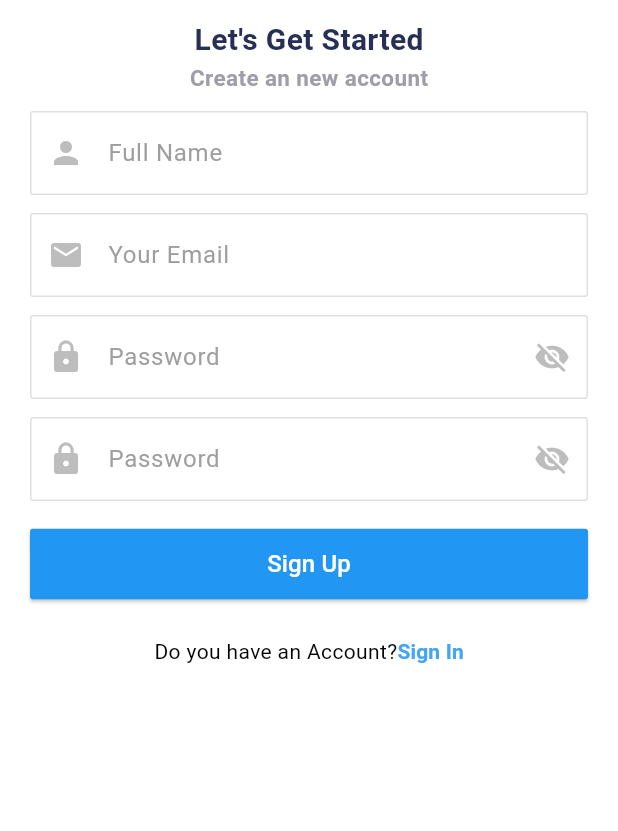
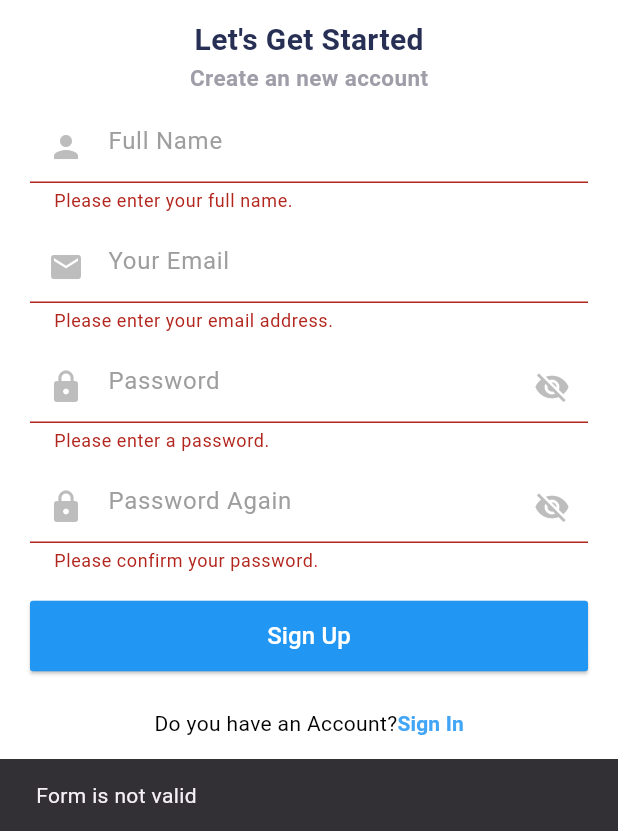
Before and after one commit to MahmoudKatr/e_commerce_app, a Flutter app: the SignUp screen opened directly, after a tap on "Sign Up", on a phone screen of 412 x 824 dp, the part 405-1236 px from its top. Run offline on Flutter 3.47's test engine with Material 3 defaults, Android fonts, the phone set to English and light mode, and no system bars; our stand-ins replace bloc, dio, flutter_bloc.

Commit message:
Adding Logic Register Screen ✅

```diff
--- /dev/null
+++ b/lib/constant/constant.dart
@@ -0,0 +1,5 @@
+class ApiConstants {
+  static var basUrl = "https://student.valuxapps.com/api";
+  static var login = "$basUrl/login";
+  static var register = "$basUrl/register";
+}
--- /dev/null
+++ b/lib/cubit/register_cubit/register_cubit.dart
@@ -0,0 +1,37 @@
+import 'package:bloc/bloc.dart';
+import 'package:dio/dio.dart';
+import 'package:ecommerce_app/constant/constant.dart';
+import 'package:ecommerce_app/model/api_register.dart';
+import 'package:flutter_bloc/flutter_bloc.dart';
+import 'package:meta/meta.dart';
+
+part 'register_state.dart';
+
+class RegisterCubit extends Cubit<RegisterCubitState> {
+  RegisterCubit() : super(RegisterCubitInitial());
+  static RegisterCubit get(context) => BlocProvider.of(context);
+  void userRegister(
+      {required String name,
+      String? phone,
+      required String email,
+      required String password}) async {
+    emit(SignUpLoading());
+    try {
+      var response = await Dio().post(
+        ApiConstants.register,
+        data: {
+          'name': name,
+          'phone': '01117871340',
+          'email': email,
+          'password': password,
+          "image":
+              "https://img.freepik.com/free-vector/isolated-young-handsome-man-different-poses-white-background-illustration_632498-859.jpg?t=st=1738695804~exp=1738699404~hmac=907da3722d5a50129709e327874a9e25e784f10b19c6f544ba059af56bca6118&w=1060",
+        },
+      );
+      UserModel userModel = UserModel.fromJson(response.data);
+      emit(SignUpSuccessful(userModel));
+    } catch (e) {
+      SignUpFailure(e.toString());
+    }
+  }
+}
--- /dev/null
+++ b/lib/cubit/register_cubit/register_state.dart
@@ -0,0 +1,18 @@
+part of 'register_cubit.dart';
+
+@immutable
+sealed class RegisterCubitState {}
+
+final class RegisterCubitInitial extends RegisterCubitState {}
+
+class SignUpSuccessful extends RegisterCubitState {
+  final UserModel user;
+  SignUpSuccessful(this.user);
+}
+
+class SignUpFailure extends RegisterCubitState {
+  final String error;
+  SignUpFailure(this.error);
+}
+
+class SignUpLoading extends RegisterCubitState {}
--- a/lib/features/authentication/sign_up.dart
+++ b/lib/features/authentication/sign_up.dart
@@ -1,8 +1,11 @@
 import 'package:ecommerce_app/components/custom_button.dart';
 import 'package:ecommerce_app/components/custom_row.dart';
 import 'package:ecommerce_app/components/custom_text_form_field.dart';
+import 'package:ecommerce_app/cubit/register_cubit/register_cubit.dart';
 import 'package:ecommerce_app/features/authentication/sign_in.dart';
+import 'package:ecommerce_app/features/layout_screen.dart';
 import 'package:flutter/material.dart';
+import 'package:flutter_bloc/flutter_bloc.dart';
 
 class SignUp extends StatefulWidget {
   const SignUp({super.key});
@@ -21,6 +24,19 @@ class _SignUpState extends State<SignUp> {
 
   @override
   Widget build(BuildContext context) {
+    return BlocConsumer<RegisterCubit, RegisterCubitState>(
+      listener: (context, state) {
+        if (state is SignUpSuccessful) {
+          ScaffoldMessenger.of(context)
+              .showSnackBar(const SnackBar(content: Text("register Succeed")));
+          Navigator.pushReplacement(context,
+              MaterialPageRoute(builder: (context) => const LayoutScreen()));
+        } else if (state is SignUpFailure) {
+          ScaffoldMessenger.of(context)
+              .showSnackBar(SnackBar(content: Text("Error :${state.error} ")));
+        }
+      },
+      builder: (context, state) {
         return Scaffold(
           backgroundColor: Colors.white,
           body: Padding(
@@ -117,8 +133,9 @@ class _SignUpState extends State<SignUp> {
                             isObsured = !isObsured;
                           });
                         },
-                    icon: Icon(
-                        isObsured ? Icons.visibility_off : Icons.visibility),
+                        icon: Icon(isObsured
+                            ? Icons.visibility_off
+                            : Icons.visibility),
                       ),
                       controller: passwordController,
                       hintText: 'Password',
@@ -145,11 +162,12 @@ class _SignUpState extends State<SignUp> {
                             isObsured = !isObsured;
                           });
                         },
-                    icon: Icon(
-                        isObsured ? Icons.visibility_off : Icons.visibility),
+                        icon: Icon(isObsured
+                            ? Icons.visibility_off
+                            : Icons.visibility),
                       ),
                       controller: passwordCheckController,
-                  hintText: 'Password',
+                      hintText: 'Password Again',
                       prefix: Icons.lock,
                     ),
                     const SizedBox(
@@ -157,7 +175,19 @@ class _SignUpState extends State<SignUp> {
                     ),
                     CustomButton(
                       text: 'Sign Up',
-                  onPressed: () {},
+                      onPressed: () {
+                        if (formKey.currentState!.validate()) {
+                          final fullname = fullnameController.text;
+                          final email = emailController.text;
+                          final password = passwordController.text;
+                          BlocProvider.of<RegisterCubit>(context).userRegister(
+                              name: fullname, email: email, password: password);
+                        } else {
+                          ScaffoldMessenger.of(context).showSnackBar(
+                              const SnackBar(
+                                  content: Text("Form is not valid")));
+                        }
+                      },
                     ),
                     const SizedBox(
                       height: 24,
@@ -178,5 +208,7 @@ class _SignUpState extends State<SignUp> {
             ),
           ),
         );
+      },
+    );
   }
 }
--- a/lib/main.dart
+++ b/lib/main.dart
@@ -1,4 +1,5 @@
 import 'package:ecommerce_app/cubit/layout_cubit/layout_cubit.dart';
+import 'package:ecommerce_app/cubit/register_cubit/register_cubit.dart';
 import 'package:ecommerce_app/splash_screen.dart';
 import 'package:flutter/material.dart';
 import 'package:flutter_bloc/flutter_bloc.dart';
@@ -17,6 +18,9 @@ class MyApp extends StatelessWidget {
         BlocProvider(
           create: (context) => LayoutCubit(),
         ),
+        BlocProvider(
+          create: (context) => RegisterCubit(),
+        ),
       ],
       child: const MaterialApp(
         debugShowCheckedModeBanner: false,
--- /dev/null
+++ b/lib/model/api_register.dart
@@ -0,0 +1,48 @@
+class UserModel {
+  final bool status;
+  final String message;
+  final UserData? data;
+
+  UserModel({
+    required this.status,
+    required this.message,
+    this.data,
+  });
+
+  factory UserModel.fromJson(Map<String, dynamic> json) {
+    return UserModel(
+      status: json['status'],
+      message: json['message'],
+      data: json['data'] != null ? UserData.fromJson(json['data']) : null,
+    );
+  }
+}
+
+class UserData {
+  final String name;
+  final String phone;
+  final String email;
+  final int id;
+  final String image;
+  final String token;
+
+  UserData({
+    required this.name,
+    required this.phone,
+    required this.email,
+    required this.id,
+    required this.image,
+    required this.token,
+  });
+
+  factory UserData.fromJson(Map<String, dynamic> json) {
+    return UserData(
+      name: json['name'],
+      phone: json['phone'],
+      email: json['email'],
+      id: json['id'],
+      image: json['image'],
+      token: json['token'],
+    );
+  }
+}
--- a/pubspec.yaml
+++ b/pubspec.yaml
@@ -37,6 +37,7 @@ dependencies:
   cupertino_icons: ^1.0.6
   font_awesome_flutter: ^10.8.0
   flutter_bloc: ^9.0.0
+  dio: ^5.8.0+1
 
 dev_dependencies:
   flutter_test:
```
Also changed, not shown: pubspec.lock. Lines whose indentation alone changed are shown as unchanged.
